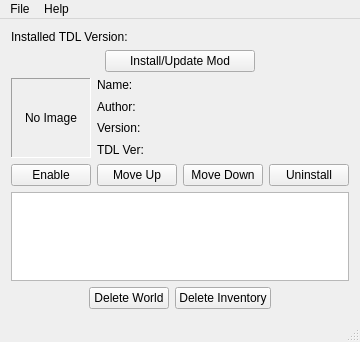
Above: modloader_qt/mainwindow.ui from jpeg/TDL-Mod-Loader before the change. Below: the same form after it.
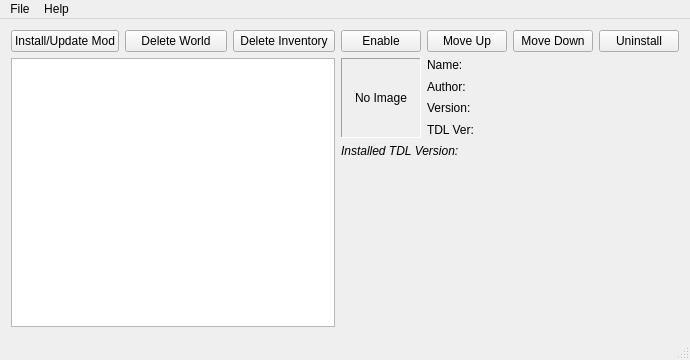
That is the form after the change. Icons and pictures are not drawn.

What changed in the file:
```diff
--- a/modloader_qt/mainwindow.ui
+++ b/modloader_qt/mainwindow.ui
@@ -6,8 +6,8 @@
    <rect>
     <x>0</x>
     <y>0</y>
-    <width>347</width>
-    <height>342</height>
+    <width>690</width>
+    <height>360</height>
    </rect>
   </property>
   <property name="sizePolicy">
@@ -20,21 +20,16 @@
    <string>Jackal</string>
   </property>
   <widget class="QWidget" name="centralWidget">
-   <layout class="QVBoxLayout" name="verticalLayout">
+   <layout class="QHBoxLayout" name="horizontalLayout">
     <item>
-     <widget class="QLabel" name="labelTDLVersion">
-      <property name="text">
-       <string>Installed TDL Version:</string>
-      </property>
-     </widget>
-    </item>
+     <layout class="QVBoxLayout" name="layoutLeft">
     <item>
-     <layout class="QHBoxLayout" name="layoutInstallMod">
+       <layout class="QHBoxLayout" name="layoutControls">
       <item>
        <widget class="QPushButton" name="buttonInstallMod">
         <property name="maximumSize">
          <size>
-          <width>150</width>
+            <width>16777215</width>
           <height>16777215</height>
          </size>
         </property>
@@ -44,6 +39,83 @@
         <property name="icon">
          <iconset resource="icons.qrc">
           <normaloff>:/icons/add.png</normaloff>:/icons/add.png</iconset>
+          </property>
+         </widget>
+        </item>
+        <item>
+         <widget class="QPushButton" name="buttonRefreshWorld">
+          <property name="text">
+           <string>Delete World</string>
+          </property>
+          <property name="icon">
+           <iconset resource="icons.qrc">
+            <normaloff>:/icons/world_delete.png</normaloff>:/icons/world_delete.png</iconset>
+          </property>
+         </widget>
+        </item>
+        <item>
+         <widget class="QPushButton" name="buttonRefreshInventory">
+          <property name="text">
+           <string>Delete Inventory</string>
+          </property>
+          <property name="icon">
+           <iconset resource="icons.qrc">
+            <normaloff>:/icons/cart_delete.png</normaloff>:/icons/cart_delete.png</iconset>
+          </property>
+         </widget>
+        </item>
+       </layout>
+      </item>
+      <item>
+       <widget class="QTreeView" name="treeViewMods"/>
+      </item>
+     </layout>
+    </item>
+    <item>
+     <layout class="QVBoxLayout" name="layoutRight">
+      <item>
+       <layout class="QHBoxLayout" name="layoutModControls">
+        <item>
+         <widget class="QPushButton" name="buttonEnableMod">
+          <property name="text">
+           <string>Enable</string>
+          </property>
+          <property name="icon">
+           <iconset resource="icons.qrc">
+            <normaloff>:/icons/plugin_add.png</normaloff>:/icons/plugin_add.png</iconset>
+          </property>
+         </widget>
+        </item>
+        <item>
+         <widget class="QPushButton" name="buttonModOrderUp">
+          <property name="text">
+           <string>Move Up</string>
+          </property>
+          <property name="icon">
+           <iconset resource="icons.qrc">
+            <normaloff>:/icons/arrow_up.png</normaloff>:/icons/arrow_up.png</iconset>
+          </property>
+         </widget>
+        </item>
+        <item>
+         <widget class="QPushButton" name="buttonModOrderDown">
+          <property name="text">
+           <string>Move Down</string>
+          </property>
+          <property name="icon">
+           <iconset resource="icons.qrc">
+            <normaloff>:/icons/arrow_down.png</normaloff>:/icons/arrow_down.png</iconset>
+          </property>
+         </widget>
+        </item>
+        <item>
+         <widget class="QPushButton" name="buttonRemoveMod">
+          <property name="text">
+           <string>Uninstall</string>
+          </property>
+          <property name="icon">
+           <iconset resource="icons.qrc">
+            <normaloff>:/icons/delete.png</normaloff>:/icons/delete.png</iconset>
         </property>
        </widget>
       </item>
@@ -190,22 +262,14 @@
      </layout>
     </item>
     <item>
-     <layout class="QHBoxLayout" name="layoutModControls">
-      <item>
-       <widget class="QPushButton" name="buttonEnableMod">
-        <property name="text">
-         <string>Enable</string>
+       <widget class="QLabel" name="labelTDLVersion">
+        <property name="font">
+         <font>
+          <italic>true</italic>
+         </font>
         </property>
-        <property name="icon">
-         <iconset resource="icons.qrc">
-          <normaloff>:/icons/plugin_add.png</normaloff>:/icons/plugin_add.png</iconset>
-        </property>
-       </widget>
-      </item>
-      <item>
-       <widget class="QPushButton" name="buttonModOrderUp">
         <property name="text">
-         <string>Move Up</string>
+         <string>Installed TDL Version:</string>
         </property>
         <property name="icon">
          <iconset resource="icons.qrc">
@@ -214,78 +278,14 @@
        </widget>
       </item>
       <item>
-       <widget class="QPushButton" name="buttonModOrderDown">
-        <property name="text">
-         <string>Move Down</string>
-        </property>
-        <property name="icon">
-         <iconset resource="icons.qrc">
-          <normaloff>:/icons/arrow_down.png</normaloff>:/icons/arrow_down.png</iconset>
-        </property>
-       </widget>
-      </item>
-      <item>
-       <widget class="QPushButton" name="buttonRemoveMod">
-        <property name="text">
-         <string>Uninstall</string>
-        </property>
-        <property name="icon">
-         <iconset resource="icons.qrc">
-          <normaloff>:/icons/delete.png</normaloff>:/icons/delete.png</iconset>
-        </property>
-       </widget>
-      </item>
-     </layout>
-    </item>
-    <item>
-     <widget class="QTreeView" name="treeViewMods"/>
-    </item>
-    <item>
-     <layout class="QHBoxLayout" name="layoutExtras">
-      <item>
-       <spacer name="horizontalSpacerExtrasLeft">
+       <spacer name="verticalSpacer">
         <property name="orientation">
-         <enum>Qt::Horizontal</enum>
+         <enum>Qt::Vertical</enum>
         </property>
         <property name="sizeHint" stdset="0">
          <size>
-          <width>40</width>
-          <height>20</height>
-         </size>
-        </property>
-       </spacer>
-      </item>
-      <item>
-       <widget class="QPushButton" name="buttonRefreshWorld">
-        <property name="text">
-         <string>Delete World</string>
-        </property>
-        <property name="icon">
-         <iconset resource="icons.qrc">
-          <normaloff>:/icons/world_delete.png</normaloff>:/icons/world_delete.png</iconset>
-        </property>
-       </widget>
-      </item>
-      <item>
-       <widget class="QPushButton" name="buttonRefreshInventory">
-        <property name="text">
-         <string>Delete Inventory</string>
-        </property>
-        <property name="icon">
-         <iconset resource="icons.qrc">
-          <normaloff>:/icons/cart_delete.png</normaloff>:/icons/cart_delete.png</iconset>
-        </property>
-       </widget>
-      </item>
-      <item>
-       <spacer name="horizontalSpacerExtrasRight">
-        <property name="orientation">
-         <enum>Qt::Horizontal</enum>
-        </property>
-        <property name="sizeHint" stdset="0">
-         <size>
-          <width>40</width>
-          <height>20</height>
+          <width>20</width>
+          <height>40</height>
          </size>
         </property>
        </spacer>
@@ -299,7 +299,7 @@
     <rect>
      <x>0</x>
      <y>0</y>
-     <width>347</width>
+     <width>690</width>
      <height>21</height>
     </rect>
    </property>
```
Left out of the diff: 14 changed lines with no effect on the pictures. Lines whose indentation alone changed are shown as unchanged.
